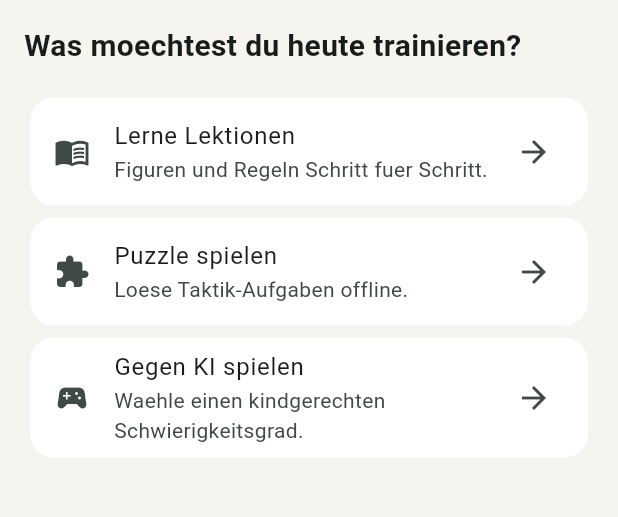
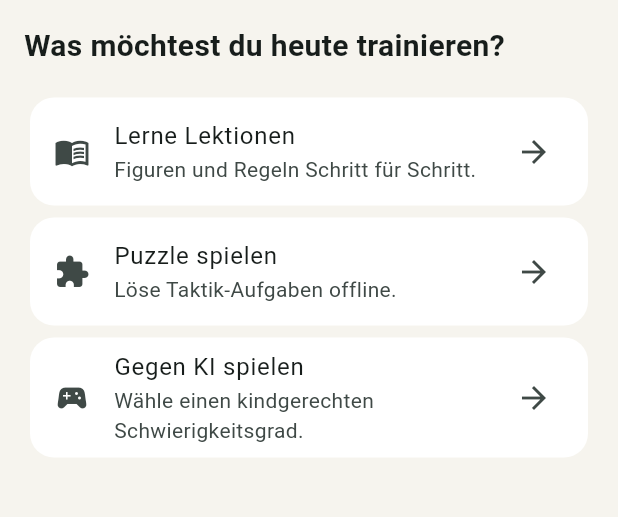
Before and after one commit to Luap2003/Schachfuchs, a Flutter app: the screen it shows after launch, on a phone screen of 412 x 824 dp, the part 84-601 px from its top. Run offline on Flutter 3.47's test engine with Material 3 defaults, Android fonts, the phone set to English and light mode, and no system bars; our stand-ins replace drift, equatable, flutter_bloc, freezed_annotation, get_it, go_router; missing offline and left inert: dartchess, flutter_chess_board, stockfish; accounts and stored records are empty; statements that could not run were skipped.

Commit message:
cleaned up umlaute

```diff
--- a/assets/content/lessons/pieces/01_the_pawn.json
+++ b/assets/content/lessons/pieces/01_the_pawn.json
@@ -1,7 +1,7 @@
 {
   "id": "lesson_pawn",
   "title": "Der Bauer",
-  "description": "Lerne, wie der Bauer zieht und schlaegt",
+  "description": "Lerne, wie der Bauer zieht und schlägt",
   "order": 1,
   "category": "pieces",
   "difficulty": "beginner",
--- a/assets/content/puzzles/tactics/forks_beginner.json
+++ b/assets/content/puzzles/tactics/forks_beginner.json
@@ -29,7 +29,7 @@
       "fen": "4k3/8/8/8/3q4/8/4K3/3Q4 w - - 0 1",
       "solutionMoves": ["d1d4"],
       "firstMoveBy": "white",
-      "hint": "Tausche die gefaehrlichste gegnerische Figur ab.",
+      "hint": "Tausche die gefährlichste gegnerische Figur ab.",
       "theme": "fork",
       "rating": 700
     }
--- a/lib/features/home/screens/home_screen.dart
+++ b/lib/features/home/screens/home_screen.dart
@@ -17,7 +17,7 @@ class HomeScreen extends StatelessWidget {
           crossAxisAlignment: CrossAxisAlignment.stretch,
           children: <Widget>[
             const Text(
-              'Was moechtest du heute trainieren?',
+              'Was möchtest du heute trainieren?',
               style: TextStyle(fontSize: 20, fontWeight: FontWeight.bold),
             ),
             const SizedBox(height: 16),
--- a/lib/features/home/widgets/continue_lesson_card.dart
+++ b/lib/features/home/widgets/continue_lesson_card.dart
@@ -11,7 +11,7 @@ class ContinueLessonCard extends StatelessWidget {
       child: ListTile(
         leading: const Icon(Icons.menu_book),
         title: const Text('Lerne Lektionen'),
-        subtitle: const Text('Figuren und Regeln Schritt fuer Schritt.'),
+        subtitle: const Text('Figuren und Regeln Schritt für Schritt.'),
         trailing: const Icon(Icons.arrow_forward),
         onTap: onTap,
       ),
--- a/lib/features/home/widgets/daily_puzzle_card.dart
+++ b/lib/features/home/widgets/daily_puzzle_card.dart
@@ -11,7 +11,7 @@ class DailyPuzzleCard extends StatelessWidget {
       child: ListTile(
         leading: const Icon(Icons.extension),
         title: const Text('Puzzle spielen'),
-        subtitle: const Text('Loese Taktik-Aufgaben offline.'),
+        subtitle: const Text('Löse Taktik-Aufgaben offline.'),
         trailing: const Icon(Icons.arrow_forward),
         onTap: onTap,
       ),
--- a/lib/features/home/widgets/quick_play_card.dart
+++ b/lib/features/home/widgets/quick_play_card.dart
@@ -11,7 +11,7 @@ class QuickPlayCard extends StatelessWidget {
       child: ListTile(
         leading: const Icon(Icons.sports_esports),
         title: const Text('Gegen KI spielen'),
-        subtitle: const Text('Waehle einen kindgerechten Schwierigkeitsgrad.'),
+        subtitle: const Text('Wähle einen kindgerechten Schwierigkeitsgrad.'),
         trailing: const Icon(Icons.arrow_forward),
         onTap: onTap,
       ),
--- a/lib/features/lessons/bloc/lesson_player_bloc.dart
+++ b/lib/features/lessons/bloc/lesson_player_bloc.dart
@@ -102,7 +102,7 @@ class LessonPlayerBloc extends Cubit<LessonPlayerState> {
 
   Future<void> submitMove() async {
     if (state.selectedMove == null) {
-      emit(state.copyWith(feedback: 'Bitte waehle zuerst einen Zug aus.'));
+      emit(state.copyWith(feedback: 'Bitte wähle zuerst einen Zug aus.'));
       return;
     }
     await _evaluateMove(state.selectedMove!);
--- a/lib/features/lessons/widgets/step_guided_move.dart
+++ b/lib/features/lessons/widgets/step_guided_move.dart
@@ -47,14 +47,14 @@ class StepGuidedMove extends StatelessWidget {
                 .toList(growable: false),
             onChanged: onSelectMove,
             decoration: const InputDecoration(
-              labelText: 'Waehle deinen Zug (Debug)',
+              labelText: 'Wähle deinen Zug (Debug)',
               border: OutlineInputBorder(),
             ),
           ),
           const SizedBox(height: 8),
           ElevatedButton(
             onPressed: onSubmitDebug,
-            child: const Text('Debug: Zug pruefen'),
+            child: const Text('Debug: Zug prüfen'),
           ),
           const SizedBox(height: 8),
         ],
--- a/lib/features/lessons/widgets/step_multiple_choice.dart
+++ b/lib/features/lessons/widgets/step_multiple_choice.dart
@@ -5,6 +5,6 @@ class StepMultipleChoice extends StatelessWidget {
 
   @override
   Widget build(BuildContext context) {
-    return const Text('Multiple Choice kommt in einer spaeteren Phase.');
+    return const Text('Multiple Choice kommt in einer späteren Phase.');
   }
 }
--- a/lib/features/lessons/widgets/step_watch.dart
+++ b/lib/features/lessons/widgets/step_watch.dart
@@ -5,6 +5,6 @@ class StepWatch extends StatelessWidget {
 
   @override
   Widget build(BuildContext context) {
-    return const Text('Watch-Modus kommt in einer spaeteren Phase.');
+    return const Text('Watch-Modus kommt in einer späteren Phase.');
   }
 }
--- a/lib/features/play/bloc/game_bloc.dart
+++ b/lib/features/play/bloc/game_bloc.dart
@@ -123,7 +123,7 @@ class GameBloc extends Cubit<GameState> {
       emit(
         state.copyWith(
           isOpponentThinking: false,
-          errorMessage: opponentResult.message ?? 'Ungueltiger KI-Zug',
+          errorMessage: opponentResult.message ?? 'Ungültiger KI-Zug',
         ),
       );
       return;
--- a/lib/features/play/screens/play_menu_screen.dart
+++ b/lib/features/play/screens/play_menu_screen.dart
@@ -98,7 +98,7 @@ class _PlayMenuScreenState extends State<PlayMenuScreen> {
               const SizedBox(height: 8),
               _LevelTile(
                 title: 'Leicht - Friendly Pawn',
-                subtitle: 'Ideal fuer den Einstieg',
+                subtitle: 'Ideal für den Einstieg',
                 onTap: () => _openRoute('/play/game/3'),
               ),
               _LevelTile(
--- a/lib/features/play/widgets/game_move_input_section.dart
+++ b/lib/features/play/widgets/game_move_input_section.dart
@@ -20,7 +20,7 @@ class GameMoveInputSection extends StatelessWidget {
     }
 
     return DropdownButtonFormField<String>(
-      hint: const Text('Waehle deinen Zug (Debug)'),
+      hint: const Text('Wähle deinen Zug (Debug)'),
       items: legalMoves
           .map(
             (move) => DropdownMenuItem<String>(value: move, child: Text(move)),
--- a/lib/features/puzzles/bloc/puzzle_player_bloc.dart
+++ b/lib/features/puzzles/bloc/puzzle_player_bloc.dart
@@ -80,7 +80,7 @@ class PuzzlePlayerBloc extends Cubit<PuzzlePlayerState> {
 
   Future<void> submitMove() async {
     if (state.selectedMove == null) {
-      emit(state.copyWith(feedback: 'Bitte waehle zuerst einen Zug aus.'));
+      emit(state.copyWith(feedback: 'Bitte wähle zuerst einen Zug aus.'));
       return;
     }
     await _evaluateMove(state.selectedMove!);
@@ -120,7 +120,7 @@ class PuzzlePlayerBloc extends Cubit<PuzzlePlayerState> {
         state.copyWith(
           solved: false,
           feedback:
-              'Nicht ganz. Versuche es erneut oder setze die Position zurueck.',
+              'Nicht ganz. Versuche es erneut oder setze die Position zurück.',
           selectedMove: null,
         ),
       );
@@ -128,7 +128,7 @@ class PuzzlePlayerBloc extends Cubit<PuzzlePlayerState> {
     }
 
     await _saveProgress(solved: true, puzzle: puzzle, packId: pack.packId);
-    emit(state.copyWith(solved: true, feedback: 'Perfekt geloest!'));
+    emit(state.copyWith(solved: true, feedback: 'Perfekt gelöst!'));
   }
 
   Future<void> nextPuzzle() async {
--- a/lib/features/puzzles/screens/puzzle_player_screen.dart
+++ b/lib/features/puzzles/screens/puzzle_player_screen.dart
@@ -105,7 +105,7 @@ class PuzzlePlayerScreen extends StatelessWidget {
                     const SizedBox(height: 8),
                     ElevatedButton(
                       onPressed: bloc.submitMove,
-                      child: const Text('Debug: Pruefen'),
+                      child: const Text('Debug: Prüfen'),
                     ),
                     const SizedBox(height: 8),
                   ],
@@ -139,7 +139,7 @@ class PuzzlePlayerScreen extends StatelessWidget {
                     const SizedBox(height: 8),
                     ElevatedButton(
                       onPressed: bloc.nextPuzzle,
-                      child: const Text('Naechstes Puzzle'),
+                      child: const Text('Nächstes Puzzle'),
                     ),
                   ],
                 ],
--- a/lib/shared/widgets/app_back_button.dart
+++ b/lib/shared/widgets/app_back_button.dart
@@ -10,7 +10,7 @@ class AppBackButton extends StatelessWidget {
   Widget build(BuildContext context) {
     return IconButton(
       icon: const Icon(Icons.arrow_back),
-      tooltip: 'Zurueck',
+      tooltip: 'Zurück',
       onPressed: () {
         if (context.canPop()) {
           context.pop();
```
Also changed, not shown: assets/content/puzzles/tactics/tactics_beginner2.json (added, +37 -0 lines).
